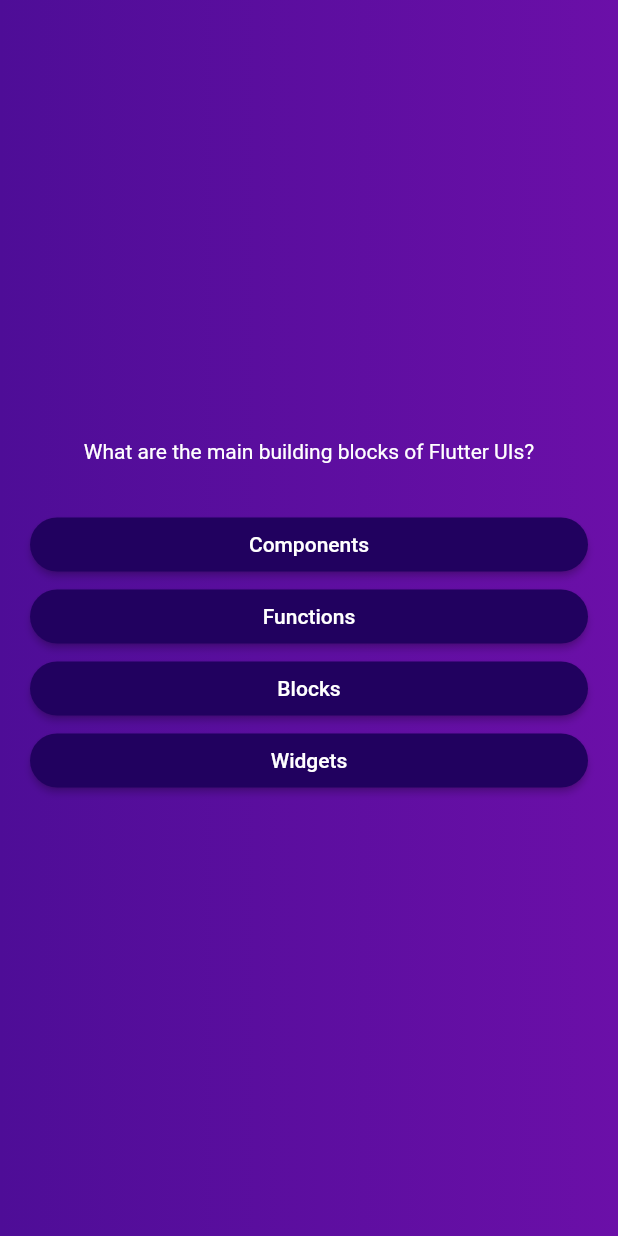
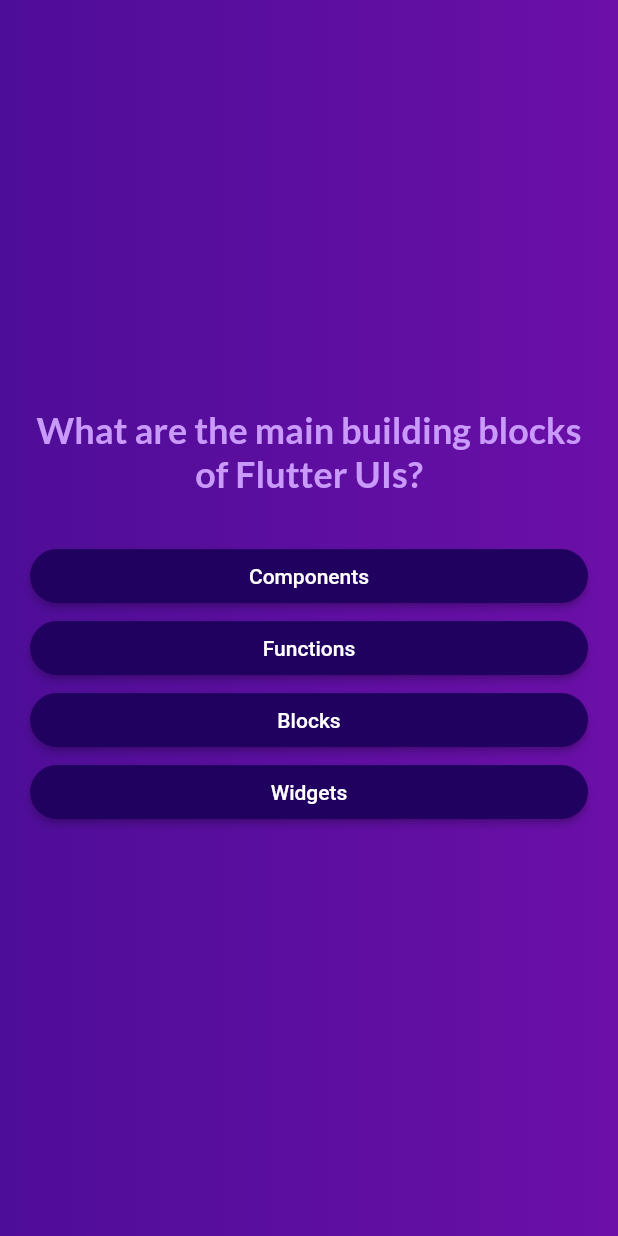
Before and after one commit to peterabrahamdev/Flutter-Projects, a Flutter app: the screen it shows after launch, after a tap on "Start Quiz", on a phone screen of 412 x 824 dp. Run offline on Flutter 3.47's test engine with Material 2 defaults, Android fonts, the phone set to English and light mode, and no system bars; our stand-ins replace google_fonts.

Commit message:
Add GoogleFonts dependency

```diff
--- a/Udemy/adv_basics/lib/widgets/answer_button.dart
+++ b/Udemy/adv_basics/lib/widgets/answer_button.dart
@@ -16,7 +16,7 @@ class AnswerButton extends StatelessWidget {
         foregroundColor: Colors.white,
         shape: RoundedRectangleBorder(borderRadius: BorderRadius.circular(40))
       ),
-      child: Text(answerText),
+      child: Text(answerText, textAlign: TextAlign.center,),
     );
   }
 }
--- a/Udemy/adv_basics/lib/widgets/questions_screen.dart
+++ b/Udemy/adv_basics/lib/widgets/questions_screen.dart
@@ -1,6 +1,7 @@
 import 'package:adv_basics/data/questions.dart';
 import 'package:adv_basics/widgets/answer_button.dart';
 import 'package:flutter/material.dart';
+import 'package:google_fonts/google_fonts.dart';
 
 class QuestionsScreen extends StatefulWidget {
   const QuestionsScreen({super.key});
@@ -36,7 +37,11 @@ class _QuestionsScreenState extends State<QuestionsScreen> {
           children: [
             Text(
               currentQuestion.text,
-              style: const TextStyle(color: Colors.white),
+              style: GoogleFonts.lato(
+                color: const Color.fromARGB(255, 201, 153, 251),
+                fontSize: 24,
+                fontWeight: FontWeight.bold,
+              ),
               textAlign: TextAlign.center,
             ),
             const SizedBox(
--- a/Udemy/adv_basics/lib/widgets/quiz.dart
+++ b/Udemy/adv_basics/lib/widgets/quiz.dart
@@ -11,6 +11,7 @@ class Quiz extends StatefulWidget {
 }
 
 class _QuizState extends State<Quiz> {
+  final List<String> selectedAnswers = [];
   Widget? activeScreen;
 
   @override
@@ -23,6 +24,10 @@ class _QuizState extends State<Quiz> {
     setState(() {
       activeScreen = const QuestionsScreen();
     });
+  }
+
+  void chooseAnswer(String answer){
+    selectedAnswers.add(answer);
   }
 
   @override
--- a/Udemy/adv_basics/lib/widgets/start_screen.dart
+++ b/Udemy/adv_basics/lib/widgets/start_screen.dart
@@ -1,4 +1,5 @@
 import 'package:flutter/material.dart';
+import 'package:google_fonts/google_fonts.dart';
 
 class StartScreen extends StatelessWidget {
   const StartScreen(this.startQuiz, {super.key});
@@ -17,10 +18,12 @@ class StartScreen extends StatelessWidget {
             color: const Color.fromARGB(255, 237, 223, 252),
           ),
           const SizedBox(height: 80),
-          const Text(
+          Text(
             'Learn Flutter the fun way!',
-            style: TextStyle(
-                fontSize: 20, color: Color.fromARGB(255, 237, 223, 252)),
+            style: GoogleFonts.lato(
+              fontSize: 24,
+              color: const Color.fromARGB(255, 237, 223, 252),
+            ),
           ),
           const SizedBox(height: 30),
           OutlinedButton.icon(
--- a/Udemy/adv_basics/pubspec.yaml
+++ b/Udemy/adv_basics/pubspec.yaml
@@ -35,6 +35,7 @@ dependencies:
   # The following adds the Cupertino Icons font to your application.
   # Use with the CupertinoIcons class for iOS style icons.
   cupertino_icons: ^1.0.2
+  google_fonts: ^5.0.0
 
 dev_dependencies:
   flutter_test:
```
Also changed, not shown: Udemy/adv_basics/pubspec.lock, 1 other file.
